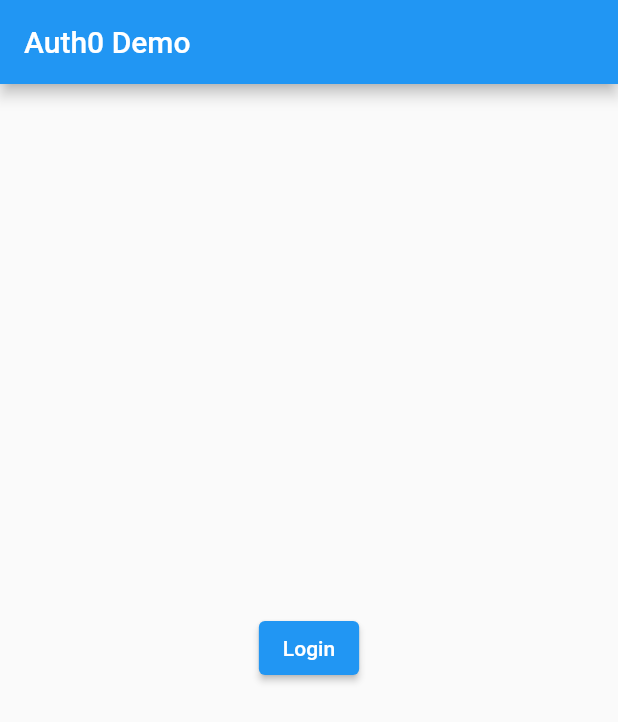
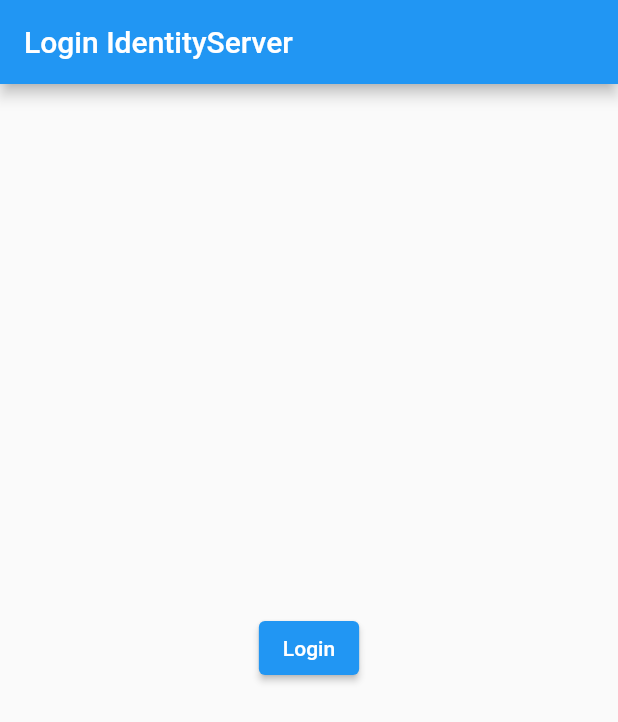
Before and after one commit to jonathandsantiago/flutter_identityserver, a Flutter app: the screen it shows after launch, on a phone screen of 412 x 824 dp. Shown: the top 722 px of the screen. Run offline on Flutter 3.47's test engine with Material 2 defaults, Android fonts, the phone set to English and light mode, and no system bars; our stand-ins replace flutter_secure_storage; missing offline and left inert: flutter_appauth.

```diff
--- a/lib/src/app.dart
+++ b/lib/src/app.dart
@@ -23,10 +23,10 @@
   @override
   Widget build(BuildContext context) {
     return MaterialApp(
-      title: 'Auth0 Demo',
+      title: 'Login IdentityServer',
       home: Scaffold(
         appBar: AppBar(
-          title: const Text('Auth0 Demo'),
+          title: const Text('Login IdentityServer'),
         ),
         body: Center(
           child: isBusy
```
Also changed, not shown: lib/src/secrets.dart (added, +8 -0 lines), 3 other files.
